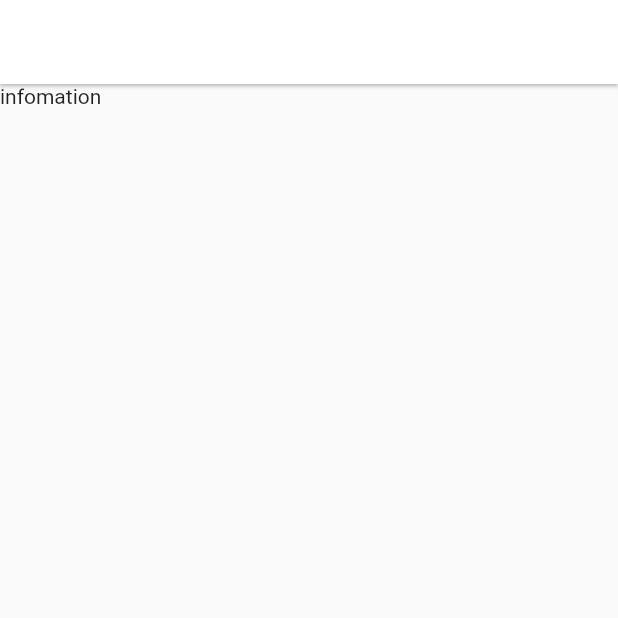
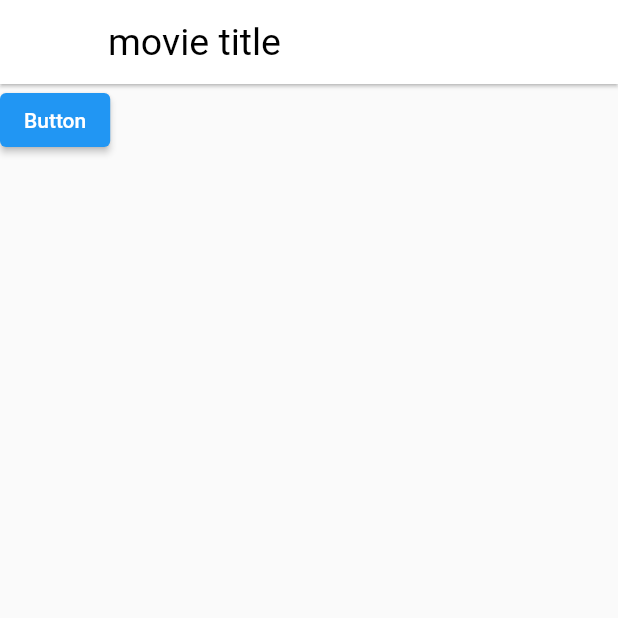
Before and after one commit to seungwoonlee90/wonderwall_project, a Flutter app: the Info screen opened directly, on a phone screen of 412 x 824 dp, the top half of it. Run offline on Flutter 3.47's test engine with Material 2 defaults, Android fonts, the phone set to English and light mode, and no system bars; our stand-ins replace image_picker, shared_preferences; accounts and stored records are empty; network calls fail.

Commit message:
setting provider Store1

```diff
--- a/lib/main.dart
+++ b/lib/main.dart
@@ -10,9 +10,12 @@ import 'dart:io';
 import 'package:provider/provider.dart';
 
 void main() {
-  runApp(MaterialApp(
-      theme: style.theme,
-      home : MyApp())
+  runApp(ChangeNotifierProvider(
+    create: (c) => Store1(),
+    child: MaterialApp(
+        theme: style.theme,
+        home : MyApp()),
+  )
   );
 }
 
@@ -194,14 +197,28 @@ class Upload extends StatelessWidget {
   }
 }
 
+class Store1 extends ChangeNotifier {
+  var name = 'movie title';
+  changeName(){
+    name = 'change state';
+    notifyListeners();
+  }
+}
+
 class Info extends StatelessWidget {
   const Info({Key? key}) : super(key: key);
 
   @override
   Widget build(BuildContext context) {
     return Scaffold(
-      appBar: AppBar(),
-      body: Text("infomation"),
+      appBar: AppBar(title: Text(context.watch<Store1>().name),),
+      body: Column(
+        children: [
+          ElevatedButton(onPressed: (){
+            context.read<Store1>().changeName();
+          }, child: Text("Button"))
+        ],
+      ),
     );
   }
 }
```
